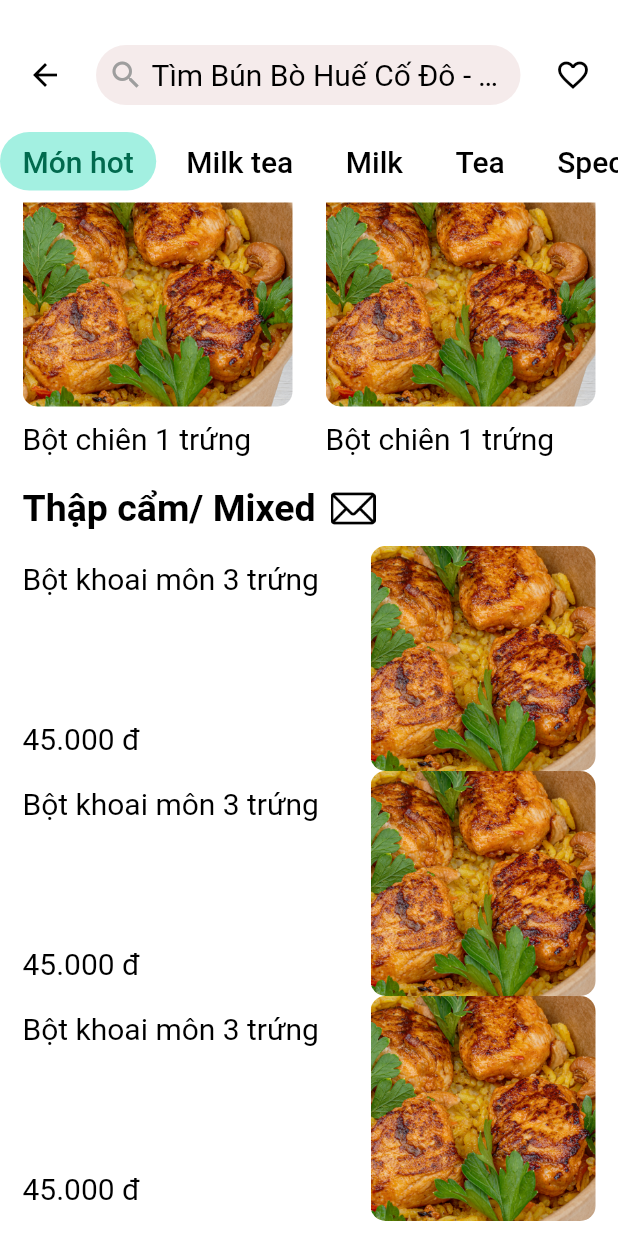
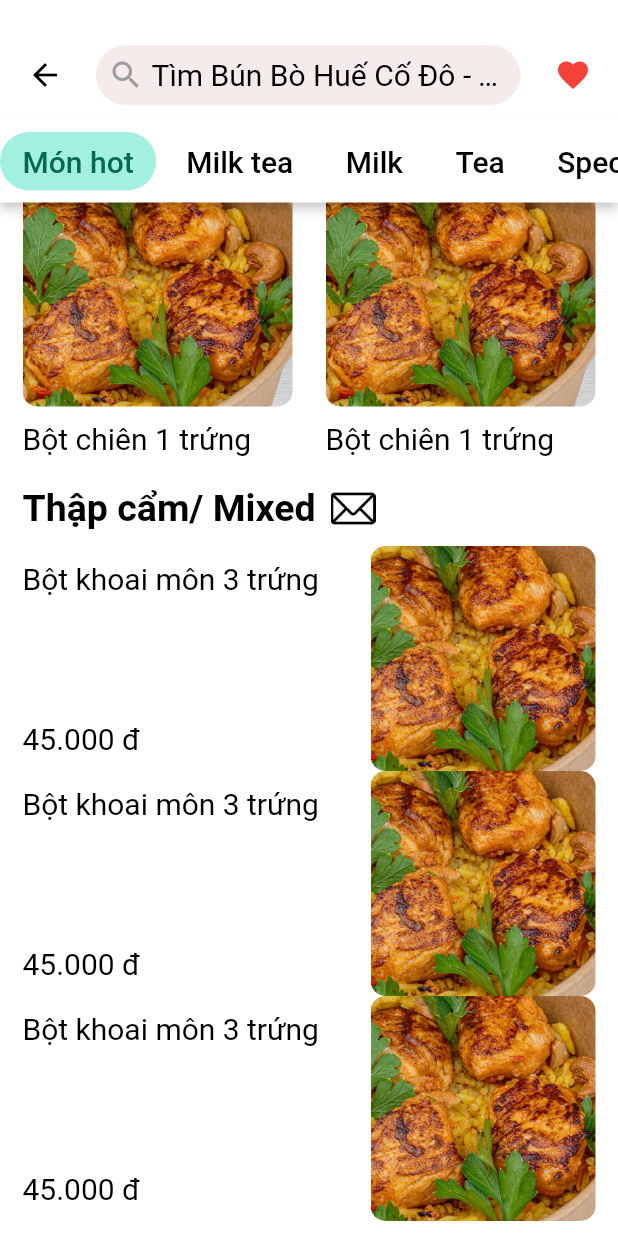
Before and after one commit to vuongchihai/duAn_BaeMaxFK, a Flutter app: the itemChiTietNhaHangDuocApDung screen opened directly with empty values, scrolled down 429 dp, after a tap on the "favorite outline" icon, on a phone screen of 412 x 824 dp. Run offline on Flutter 3.47's test engine with Material 2 defaults, Android fonts, the phone set to English and light mode, and no system bars; our stand-ins replace carousel_slider, fluttertoast, scroll_date_picker; missing offline and left inert: tiengviet.

Commit message:
chua xong chi tiet item nha hang duoc ap dung p3

```diff
--- /dev/null
+++ b/sourceCode_BaeMax/baemax/lib/modal/cacLoaiMonAn.dart
@@ -0,0 +1,5 @@
+class loaiMonAn{
+  final String tenLoai;
+
+  loaiMonAn({required this.tenLoai});
+}
--- a/sourceCode_BaeMax/baemax/lib/widgets/chiTietIemNhaHangDuocApDung.dart
+++ b/sourceCode_BaeMax/baemax/lib/widgets/chiTietIemNhaHangDuocApDung.dart
@@ -22,12 +22,16 @@ class _itemChiTietNhaHangDuocApDungState
   bool showAppBarDanhMucLoaiMonAn = false;
   late Color iconColor;
   double khoangCachTruocKhiAnAppBarDM = 25;
+
+  late bool checkedHeart;
+
   @override
   void initState() {
     super.initState();
     scrollController = ScrollController();
     showAppBar = true;
     iconColor = Colors.white;
+    checkedHeart = false;
 
     scrollController.addListener(() {
       if (scrollController.offset > 0 &&
@@ -126,7 +130,8 @@ class _itemChiTietNhaHangDuocApDungState
                                         vertical: 3,
                                       ),
                                       child: const Row(
-                                        mainAxisAlignment: MainAxisAlignment.center,
+                                        mainAxisAlignment:
+                                            MainAxisAlignment.center,
                                         children: [
                                           Image(
                                             image: AssetImage(
@@ -699,6 +704,9 @@ class _itemChiTietNhaHangDuocApDungState
                                     GestureDetector(
                                       onTap: () {
                                         print('đã nhấn tym');
+                                        setState(() {
+                                          checkedHeart = !checkedHeart;
+                                        });
                                       },
                                       child: Container(
                                         width: 40,
@@ -710,8 +718,12 @@ class _itemChiTietNhaHangDuocApDungState
                                               255, 101, 101, 101),
                                         ),
                                         child: Icon(
-                                          Icons.favorite_outline,
-                                          color: iconColor,
+                                          checkedHeart
+                                              ? Icons.favorite
+                                              : Icons.favorite_outline,
+                                          color: checkedHeart
+                                              ? Colors.red
+                                              : iconColor,
                                         ),
                                       ),
                                     ),
@@ -793,6 +805,9 @@ class _itemChiTietNhaHangDuocApDungState
                                     GestureDetector(
                                       onTap: () {
                                         print('đã nhấn tym');
+                                        setState(() {
+                                          checkedHeart = !checkedHeart;
+                                        });
                                       },
                                       child: Container(
                                         width: 40,
@@ -803,9 +818,11 @@ class _itemChiTietNhaHangDuocApDungState
                                           color: Colors.transparent,
                                         ),
                                         child: Icon(
-                                          Icons.favorite_outline,
-                                          color: !showAppBarDanhMucLoaiMonAn
-                                              ? Colors.white
+                                          checkedHeart
+                                              ? Icons.favorite
+                                              : Icons.favorite_outline,
+                                          color: checkedHeart
+                                              ? Colors.red
                                               : Colors.black,
                                         ),
                                       ),
@@ -823,9 +840,22 @@ class _itemChiTietNhaHangDuocApDungState
                     opacity: showAppBarDanhMucLoaiMonAn ? 1.0 : 0.0,
                     duration: const Duration(milliseconds: 300),
                     child: Container(
-                      color: Colors.white,
                       padding: const EdgeInsets.symmetric(
                         vertical: 8,
+                      ),
+                      decoration: BoxDecoration(
+                        color: Colors.white,
+                        boxShadow: [
+                          BoxShadow(
+                            color: Colors.black.withOpacity(0.2),
+                            blurRadius: 5, // làm mềm
+                            spreadRadius: 0, // mở rộng
+                            offset: const Offset(
+                              0, // di chuyển sang phải theo chiều ngang
+                              5.0, // dieu chuyển xuống dưới theo chiều dọc
+                            ),
+                          ),
+                        ],
                       ),
                       child: ListView(
                         scrollDirection: Axis.horizontal,
```
Also changed, not shown: sourceCode_BaeMax/baemax/lib/pages/page_loiNhanToiNhaHang.dart (+17 -17 lines).
